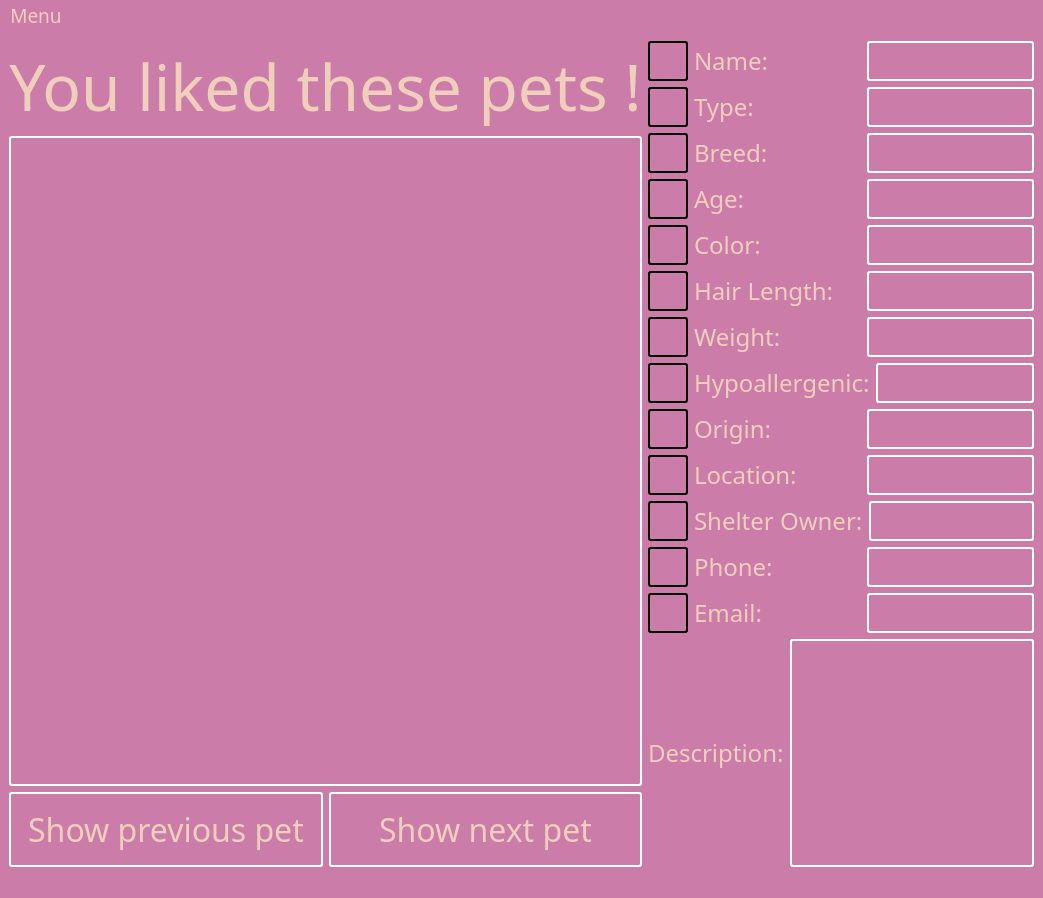
Qt form breadnbutter/gui/petliked.ui (jacksodl23/cs-205-pet-adoption) before a commit.
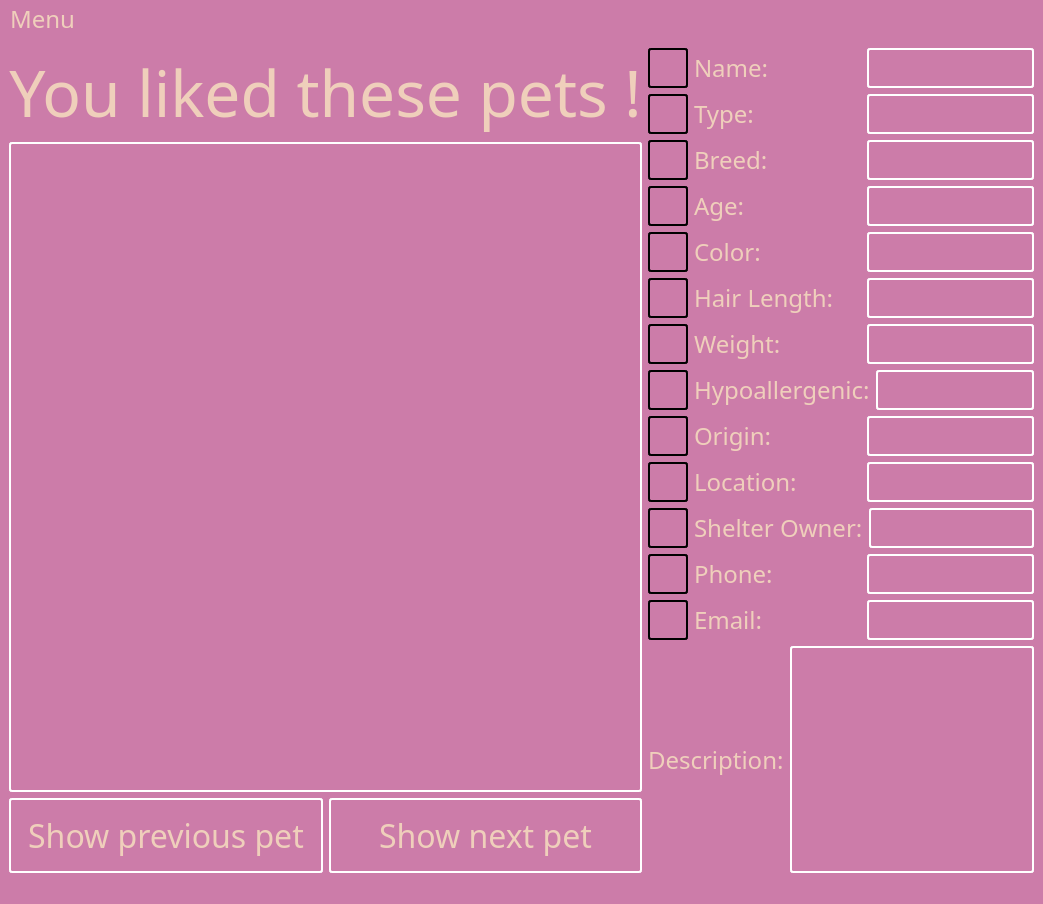
The same form after that commit.

Diff of the .ui file:
```diff
--- a/breadnbutter/gui/petliked.ui
+++ b/breadnbutter/gui/petliked.ui
@@ -1356,16 +1356,22 @@
      <x>0</x>
      <y>0</y>
      <width>1043</width>
-     <height>31</height>
+     <height>38</height>
     </rect>
    </property>
    <property name="font">
     <font>
      <family>Dyuthi</family>
-     <pointsize>14</pointsize>
+     <pointsize>18</pointsize>
     </font>
    </property>
    <widget class="QMenu" name="menuBread_and_Butter">
+    <property name="font">
+     <font>
+      <family>Dyuthi</family>
+      <pointsize>14</pointsize>
+     </font>
+    </property>
     <property name="title">
      <string>Menu</string>
     </property>
```
Left out of the diff: 24 changed lines with no effect on the pictures.
